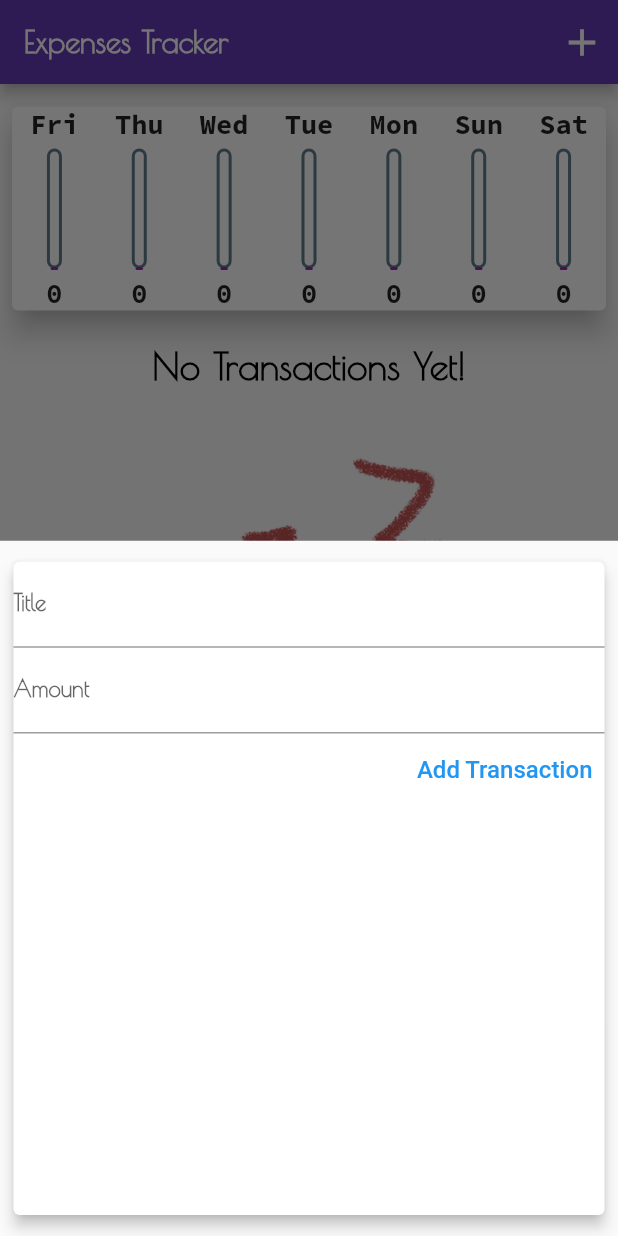
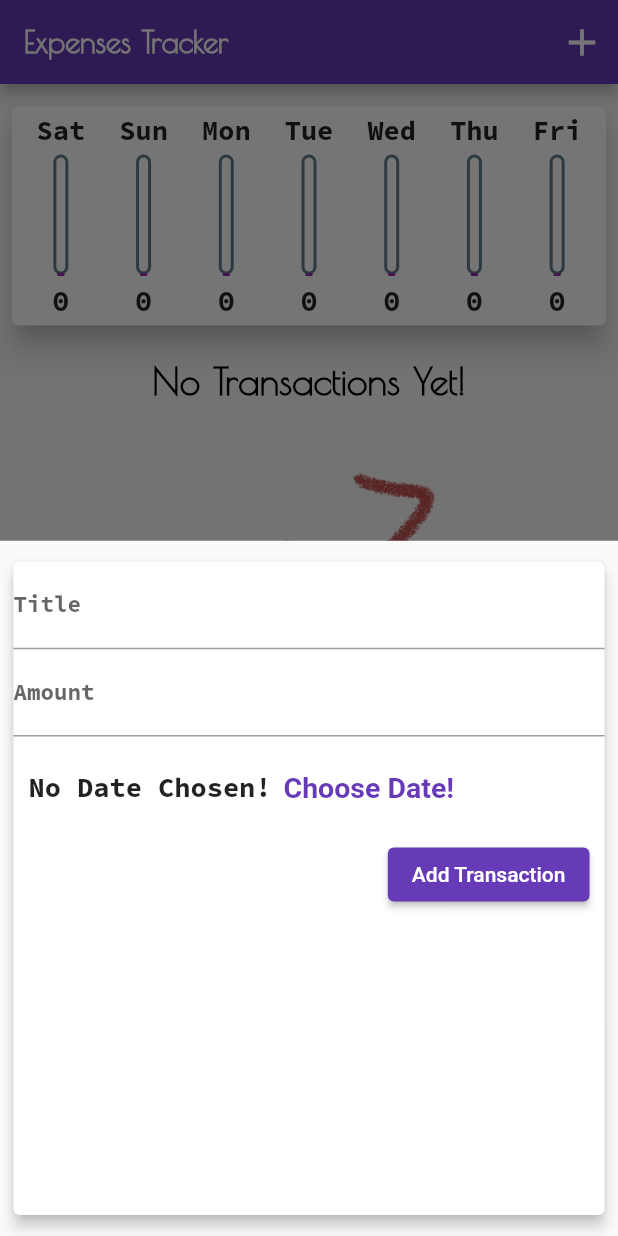
Before and after one commit to Toxicann/Expenses_Planner, a Flutter app: the screen it shows after launch, after a tap on the "add" icon, on a phone screen of 412 x 824 dp. Run offline on Flutter 3.47's test engine with Material 2 defaults, Android fonts, the phone set to English and light mode, and no system bars.

Commit message:
wrapped up 4th segment

```diff
--- a/lib/main.dart
+++ b/lib/main.dart
@@ -18,8 +18,11 @@ class MyApp extends StatelessWidget {
       debugShowCheckedModeBanner: false,
       title: 'Expenses Tracker',
       theme: ThemeData(
-        colorScheme: ColorScheme.fromSwatch()
-            .copyWith(primary: Colors.deepPurple, secondary: Colors.amber),
+        colorScheme: ColorScheme.fromSwatch().copyWith(
+          primary: Colors.deepPurple,
+          secondary: Colors.amber,
+        ),
+        primarySwatch: Colors.deepPurple,
         appBarTheme: const AppBarTheme(
           titleTextStyle: TextStyle(
             fontFamily: 'PoiretOne',
@@ -45,7 +48,7 @@ class MyApp extends StatelessWidget {
                 color: Colors.black,
               ),
               subtitle1: const TextStyle(
-                fontFamily: 'PoiretOne',
+                fontFamily: 'SourceCodePro',
                 fontWeight: FontWeight.bold,
                 fontSize: 15,
               ),
@@ -80,16 +83,22 @@ class _MyHomePageState extends State<MyHomePage> {
     }).toList();
   }
 
-  void _addNewTransactions(String txTitle, double txAmount) {
+  void _addNewTransactions(String txTitle, double txAmount, DateTime txDate) {
     final tx = Transactions(
       id: DateTime.now().toString(),
       title: txTitle,
       amount: txAmount,
-      date: DateTime.now(),
+      date: txDate,
     );
 
     setState(() {
       _userTransactions.add(tx);
+    });
+  }
+
+  void _deleteTransactions(String id) {
+    setState(() {
+      _userTransactions.removeWhere((tx) => tx.id == id);
     });
   }
 
@@ -113,7 +122,7 @@ class _MyHomePageState extends State<MyHomePage> {
           crossAxisAlignment: CrossAxisAlignment.center,
           children: <Widget>[
             Chart(_recentTransactions),
-            TransactionList(_userTransactions),
+            TransactionList(_userTransactions, _deleteTransactions),
           ],
         ),
       ),
--- a/lib/widgets/chart.dart
+++ b/lib/widgets/chart.dart
@@ -26,7 +26,7 @@ class Chart extends StatelessWidget {
         'Day': DateFormat.E().format(weekDay),
         'Amount': totalAmt,
       };
-    });
+    }).reversed.toList();
   }
 
   double get totalSpendingAmount {
@@ -40,6 +40,8 @@ class Chart extends StatelessWidget {
     return Card(
       margin: const EdgeInsets.symmetric(vertical: 15, horizontal: 8),
       elevation: 8,
+      child: Padding(
+        padding: const EdgeInsets.symmetric(horizontal: 5, vertical: 4),
         child: Row(
           mainAxisAlignment: MainAxisAlignment.spaceEvenly,
           children: groupedTransactions.map((e) {
@@ -56,6 +58,7 @@ class Chart extends StatelessWidget {
             );
           }).toList(),
         ),
+      ),
     );
   }
 }
--- a/lib/widgets/chart_bar.dart
+++ b/lib/widgets/chart_bar.dart
@@ -33,7 +33,8 @@ class ChartBar extends StatelessWidget {
                   width: 2.0,
                   color: Colors.blueGrey,
                 ),
-                  borderRadius: BorderRadius.circular(5)),
+                borderRadius: BorderRadius.circular(5),
+              ),
             ),
             Container(
               height: spendingPercTotal * 80,
@@ -44,14 +45,22 @@ class ChartBar extends StatelessWidget {
                   width: 2.0,
                   color: Colors.purple,
                 ),
-                  borderRadius: BorderRadius.circular(4)),
+                borderRadius: BorderRadius.circular(4),
+              ),
             ),
           ],
         ),
         const SizedBox(
           height: 5,
         ),
-        FittedBox(child: Text(spendingAmount.toStringAsFixed(0))),
+        SizedBox(
+          height: 25,
+          child: FittedBox(
+            child: Text(
+              spendingAmount.toStringAsFixed(0),
+            ),
+          ),
+        ),
       ],
     );
   }
--- a/lib/widgets/new_transaction.dart
+++ b/lib/widgets/new_transaction.dart
@@ -1,4 +1,5 @@
 import 'package:flutter/material.dart';
+import 'package:intl/intl.dart';
 
 class NewTransaction extends StatefulWidget {
   final Function addTx;
@@ -9,20 +10,38 @@ class NewTransaction extends StatefulWidget {
 }
 
 class _NewTransactionState extends State<NewTransaction> {
-  final titleController = TextEditingController();
-
-  final amountController = TextEditingController();
+  final _titleController = TextEditingController();
+  final _amountController = TextEditingController();
+  DateTime? _selectedDate;
 
   void _submitData() {
-    String enteredTitle = titleController.text;
-    double enteredAmt = double.parse(amountController.text);
+    String enteredTitle = _titleController.text;
+    double enteredAmt = double.parse(_amountController.text);
 
-    if (enteredTitle.isEmpty || enteredAmt <= 0) {
+    if (enteredTitle.isEmpty || enteredAmt <= 0 || _selectedDate == null) {
       return;
     }
 
-    widget.addTx(enteredTitle, enteredAmt);
+    widget.addTx(enteredTitle, enteredAmt, _selectedDate);
     Navigator.of(context).pop;
+  }
+
+  void _dateSelector() {
+    showDatePicker(
+      context: context,
+      initialDate: DateTime.now(),
+      firstDate: DateTime(2020),
+      lastDate: DateTime.now(),
+    ).then(
+      (pickedDate) {
+        if (pickedDate == null) {
+          return;
+        }
+        setState(() {
+          _selectedDate = pickedDate;
+        });
+      },
+    );
   }
 
   @override
@@ -39,22 +58,45 @@ class _NewTransactionState extends State<NewTransaction> {
               decoration: const InputDecoration(
                 label: Text('Title'),
               ),
-              controller: titleController,
+              controller: _titleController,
               onSubmitted: (_) => _submitData(),
             ),
             TextField(
               decoration: const InputDecoration(
                 label: Text('Amount'),
               ),
-              controller: amountController,
+              controller: _amountController,
               keyboardType: TextInputType.number,
               onSubmitted: (_) => _submitData(),
             ),
-            TextButton(
-              onPressed: _submitData,
-              child: const Text(
-                'Add Transaction',
-                style: TextStyle(color: Colors.blue, fontSize: 16),
+            Container(
+              margin: const EdgeInsets.all(10),
+              child: Row(
+                children: [
+                  Text(
+                    _selectedDate == null
+                        ? "No Date Chosen!"
+                        : DateFormat.yMd().format(_selectedDate!),
+                    style: Theme.of(context).textTheme.bodyText2,
+                  ),
+                  TextButton(
+                    onPressed: _dateSelector,
+                    child: const Text(
+                      "Choose Date!",
+                      style:
+                          TextStyle(fontWeight: FontWeight.bold, fontSize: 19),
+                    ),
+                  )
+                ],
+              ),
+            ),
+            Container(
+              margin: const EdgeInsets.symmetric(horizontal: 10),
+              child: ElevatedButton(
+                onPressed: _submitData,
+                child: const Text(
+                  'Add Transaction',
+                ),
               ),
             ),
           ],
```
Also changed, not shown: lib/widgets/transaction_list.dart (+25 -37 lines). Lines whose indentation alone changed are shown as unchanged.
